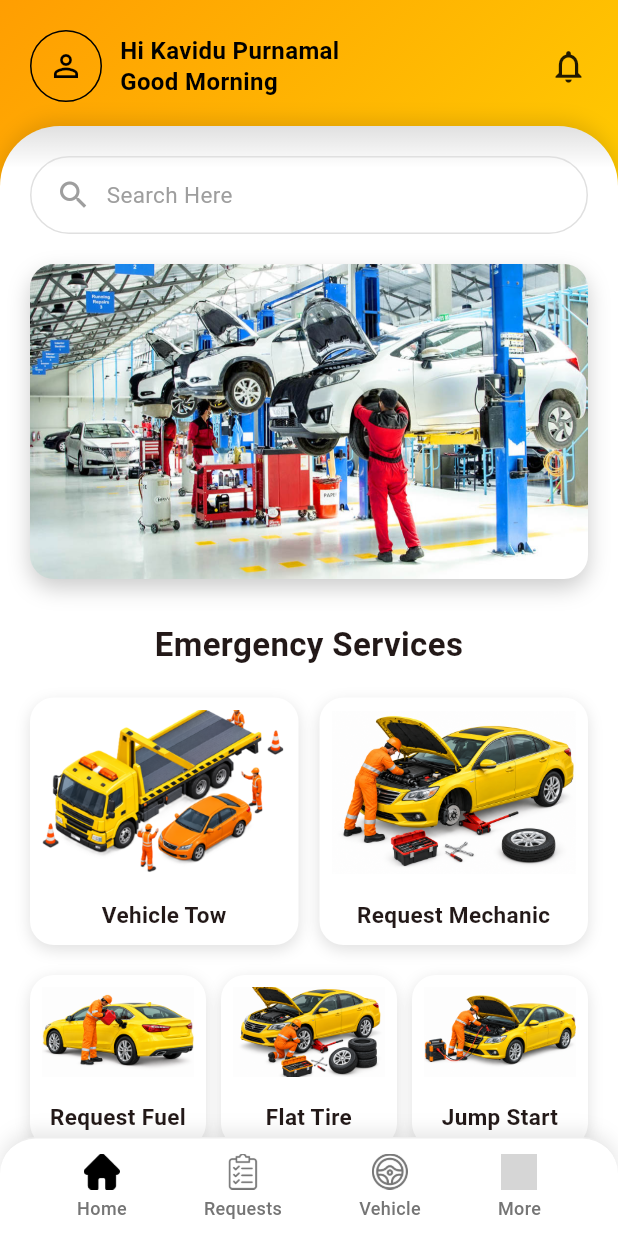
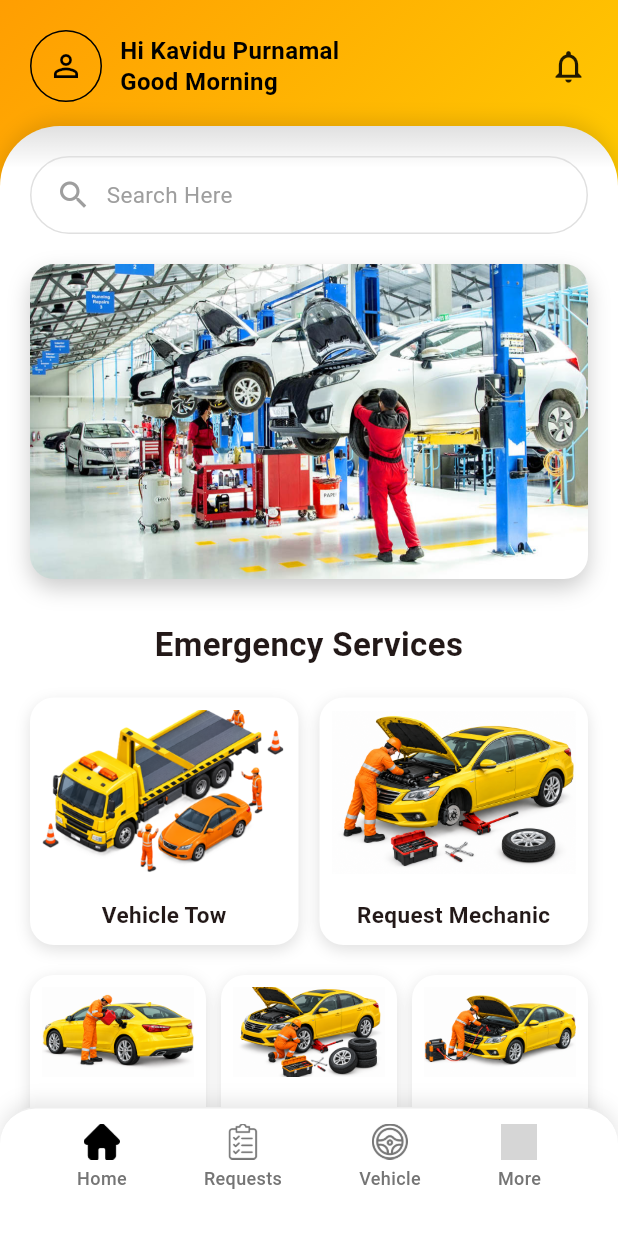
Before and after one commit to ChathuraAbeysinghe/RoadsideAssitance, a Flutter app: the screen it shows after launch, on a phone screen of 412 x 824 dp. Run offline on Flutter 3.47's test engine with Material 3 defaults, Android fonts, the phone set to English and light mode, and no system bars; our stand-ins replace cloud_firestore, firebase_auth, firebase_core, intl_phone_field, pin_code_fields; accounts and stored records are empty; grey boxes are pictures that could not be loaded.

Commit message:
fixed bottom nav bar space issue

```diff
--- a/lib/features/home/home_page.dart
+++ b/lib/features/home/home_page.dart
@@ -157,7 +157,7 @@ class _HomePageState extends State<HomePage> {
                         ),
                       ),
                       SingleChildScrollView(
-                        padding: const EdgeInsets.only(bottom: 90),
+                        padding: const EdgeInsets.only(bottom: 120),
                         child: Column(
                           crossAxisAlignment: CrossAxisAlignment.start,
                           children: [
@@ -324,7 +324,7 @@ class _HomePageState extends State<HomePage> {
                       // Bottom navigation bar overlays the scrollable content.
                       Align(
                         alignment: Alignment.bottomCenter,
-                        child: SafeArea(top: false, child: _BottomNavBar()),
+                        child: _BottomNavBar(),
                       ),
                     ],
                   ),
@@ -399,8 +399,12 @@ class _ServiceItem extends StatelessWidget {
 class _BottomNavBar extends StatelessWidget {
   @override
   Widget build(BuildContext context) {
+    final bottomInset = MediaQuery.of(context).padding.bottom;
+
     return Container(
-      padding: const EdgeInsets.symmetric(vertical: 10),
+      width: double.infinity,
+      height: 86 + bottomInset,
+      padding: EdgeInsets.only(top: 10, bottom: bottomInset),
       decoration: BoxDecoration(
         color: Colors.white,
         borderRadius: const BorderRadius.vertical(top: Radius.circular(24)),
@@ -415,6 +419,7 @@ class _BottomNavBar extends StatelessWidget {
       ),
       child: Row(
         mainAxisAlignment: MainAxisAlignment.spaceEvenly,
+        crossAxisAlignment: CrossAxisAlignment.stretch,
         children: const [
           _NavItem(
             label: 'Home',
```
